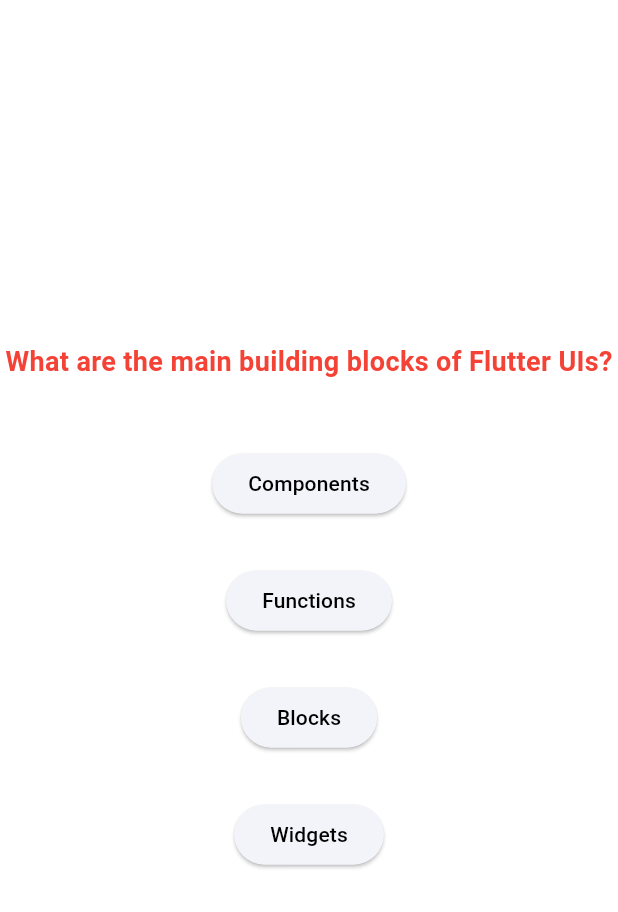
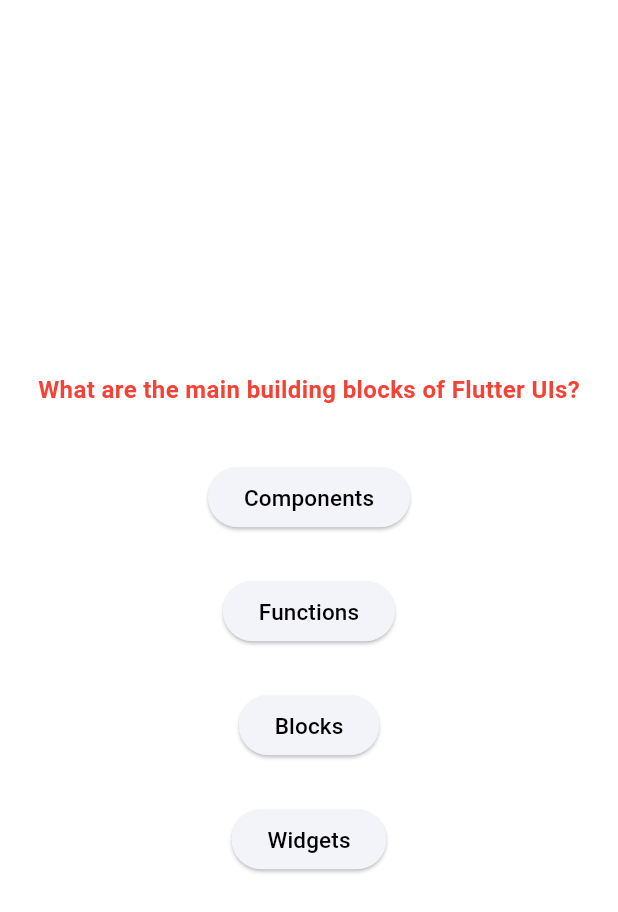
Before and after one commit to Rehab-Hamdi/flutter_quiz_app, a Flutter app: the screen it shows after launch, after a tap on "Start Quiz", on a phone screen of 412 x 824 dp. Shown: the top 912 px of the screen. Run offline on Flutter 3.47's test engine with Material 3 defaults, Android fonts, the phone set to English and light mode, and no system bars.

Commit message:
some updates

```diff
--- a/lib/custom widgets/answer_button.dart
+++ b/lib/custom widgets/answer_button.dart
@@ -6,14 +6,15 @@
   dynamic onPressedFfunction;
   @override
   Widget build(BuildContext context) {
-    return Padding(
-      padding: const EdgeInsets.all(15.0),
+    return Container(
+      margin: const EdgeInsets.all(8.0) ,
+      padding: const EdgeInsets.all(6.0),
       child: ElevatedButton(
           onPressed:onPressedFfunction,
           style: ElevatedButton.styleFrom(foregroundColor: Colors.blueAccent),
           child: Text(
             txt,
-            style: const TextStyle(color: Colors.black),
+            style: const TextStyle(color: Colors.black,fontSize: 15),
           )),
     );
   }
--- a/lib/project_screens/quiz_screen.dart
+++ b/lib/project_screens/quiz_screen.dart
@@ -11,8 +11,8 @@
 }
 
 class _QuizScreenState extends State<QuizScreen> {
-  int current_question_index=0;
-  List<String> userAnswers=[];
+  int current_question_index = 0;
+  List<String> userAnswers = [];
   @override
   Widget build(BuildContext context) {
     final current_quiz_question = questions[current_question_index];
@@ -22,26 +22,35 @@
       child: Column(
         mainAxisAlignment: MainAxisAlignment.center,
         children: [
-          Text(
+          Container(
+            margin: EdgeInsets.all(10.0),
+            padding: EdgeInsets.all(12.0),
+            child: Text(
               current_quiz_question.question,
               style: TextStyle(
-                color: Colors.red, fontWeight: FontWeight.bold, fontSize: 18),
+                  color: Colors.red, fontWeight: FontWeight.bold, fontSize: 16),
             ),
-          SizedBox(
-            height: MediaQuery.of(context).size.height * 0.035,
           ),
+          // SizedBox(
+          //   height: MediaQuery.of(context).size.height * 0.0,
+          // ),
           SingleChildScrollView(
             child: Column(
-              mainAxisAlignment: MainAxisAlignment.spaceBetween,
+              //mainAxisAlignment: MainAxisAlignment.spaceBetween,
               children: [
                 ...current_quiz_question.shuffleTheAnswer.map((e) {
-                  return AnswerButton(txt: e, onPressedFfunction: (){
+                  return AnswerButton(
+                      txt: e,
+                      onPressedFfunction: () {
                         userAnswers.add(e);
-                    if(userAnswers.length== questions.length)
-                      {
-                        Navigator.pushReplacement(context, MaterialPageRoute(builder: (context)=> ResultScreen(userAnswers: userAnswers,)));
-                      }
-                    else {
+                        if (userAnswers.length == questions.length) {
+                          Navigator.pushReplacement(
+                              context,
+                              MaterialPageRoute(
+                                  builder: (context) => ResultScreen(
+                                        userAnswers: userAnswers,
+                                      )));
+                        } else {
                           setState(() {
                             current_question_index++;
                           });
--- a/lib/project_screens/start_screen.dart
+++ b/lib/project_screens/start_screen.dart
@@ -13,15 +13,30 @@
           mainAxisAlignment: MainAxisAlignment.spaceEvenly,
           children: [
             Container(
-                    width: MediaQuery.of(context).size.width*0.65,
-                      height: MediaQuery.of(context).size.height*0.65,
+                width: MediaQuery.of(context).size.width * 0.65,
+                height: MediaQuery.of(context).size.height * 0.65,
                 child: Image.asset('assets/images/flutter.png')),
             OutlinedButton.icon(
+                style: OutlinedButton.styleFrom(
+                  side: BorderSide(
+                    style: BorderStyle.solid,
+                  ),
+                ),
                 onPressed: () {
-                        Navigator.pushReplacement(context, MaterialPageRoute(builder: (context)=> QuizScreen()));
+                  Navigator.pushReplacement(context,
+                      MaterialPageRoute(builder: (context) => QuizScreen()));
                 },
-                      icon: const Icon(Icons.start),
-                      label: const Text('Start Quiz'))
+                icon: const Icon(
+                  Icons.start,
+                  size: 25,
+                ),
+                label: Padding(
+                  padding: const EdgeInsets.all(12.0),
+                  child: const Text(
+                    'Start Quiz',
+                    style: TextStyle(fontSize: 18),
+                  ),
+                ))
           ],
         ),
       ),
```
Lines whose indentation alone changed are shown as unchanged.
